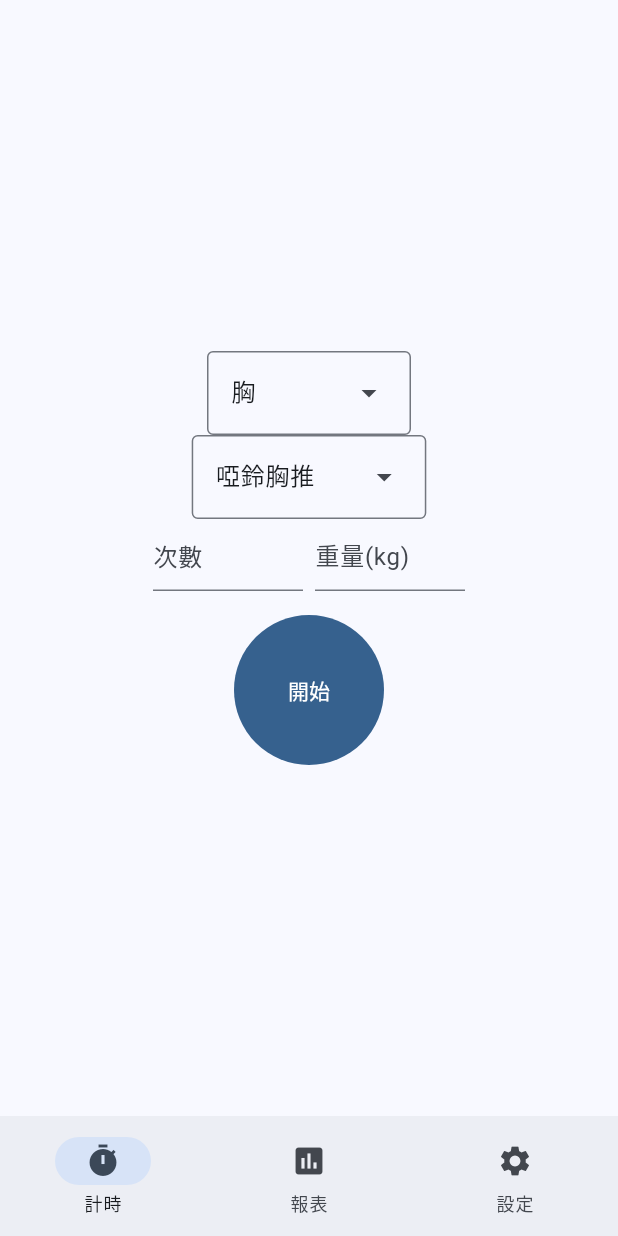
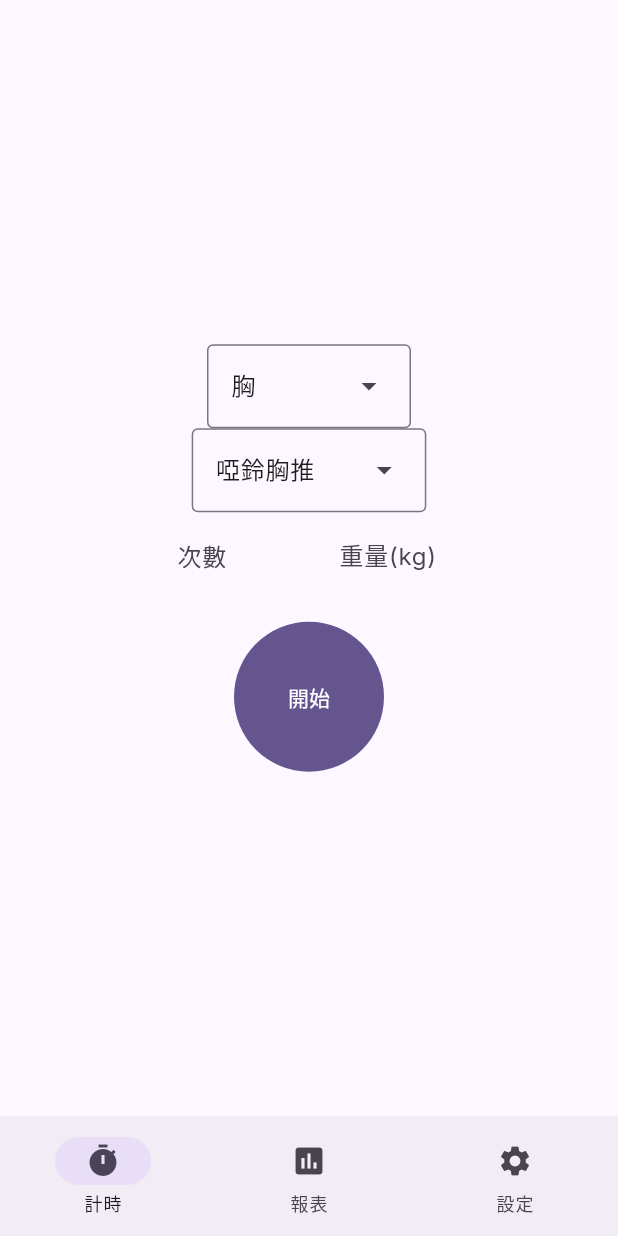
Before and after one commit to jia741/IronDiary, a Flutter app: the screen it shows after launch, on a phone screen of 412 x 824 dp. Run offline on Flutter 3.47's test engine with Material 3 defaults, Android fonts, the phone set to English and light mode, and no system bars; our stand-ins replace google_fonts, sqflite; accounts and stored records are empty.

Commit message:
fix: correct theme configuration for material 3

```diff
--- a/lib/main.dart
+++ b/lib/main.dart
@@ -1,4 +1,5 @@
 import 'package:flutter/material.dart';
+import 'package:google_fonts/google_fonts.dart';
 import 'home_page.dart';
 
 void main() {
@@ -10,14 +11,56 @@ class MyApp extends StatelessWidget {
 
   @override
   Widget build(BuildContext context) {
-    const seedColor = Colors.blue;
-    final lightScheme =
-        ColorScheme.fromSeed(seedColor: seedColor, brightness: Brightness.light);
-    final darkScheme =
-        ColorScheme.fromSeed(seedColor: seedColor, brightness: Brightness.dark);
+    const seedColor = Color(0xFF6750A4);
+    const secondaryColor = Color(0xFF00BFA6);
+
+    ThemeData buildTheme(Brightness brightness) {
+      final base = ThemeData(
+        useMaterial3: true,
+        colorScheme: ColorScheme.fromSeed(
+          seedColor: seedColor,
+          secondary: secondaryColor,
+          brightness: brightness,
+        ),
+        fontFamily: 'Inter',
+        fontFamilyFallback: const ['Noto Sans TC'],
+      );
+      return base.copyWith(
+        textTheme: GoogleFonts.interTextTheme(base.textTheme)
+            .apply(fontFamilyFallback: const ['Noto Sans TC']),
+        cardTheme: const CardTheme(
+          margin: EdgeInsets.all(16),
+          shape: RoundedRectangleBorder(
+            borderRadius: BorderRadius.all(Radius.circular(16)),
+          ),
+          elevation: 1,
+        ),
+        elevatedButtonTheme: ElevatedButtonThemeData(
+          style: ButtonStyle(
+            shape: const WidgetStatePropertyAll(
+              RoundedRectangleBorder(
+                borderRadius: BorderRadius.all(Radius.circular(12)),
+              ),
+            ),
+            elevation: const WidgetStatePropertyAll(1),
+          ),
+        ),
+        inputDecorationTheme: InputDecorationTheme(
+          border: OutlineInputBorder(
+            borderRadius: BorderRadius.circular(16),
+            borderSide: BorderSide.none,
+          ),
+          focusedBorder: OutlineInputBorder(
+            borderRadius: BorderRadius.circular(16),
+            borderSide: const BorderSide(width: 2),
+          ),
+        ),
+      );
+    }
+
     return MaterialApp(
-      theme: ThemeData(colorScheme: lightScheme, useMaterial3: true),
-      darkTheme: ThemeData(colorScheme: darkScheme, useMaterial3: true),
+      theme: buildTheme(Brightness.light),
+      darkTheme: buildTheme(Brightness.dark),
       themeMode: ThemeMode.system,
       home: const HomePage(),
     );
--- a/pubspec.yaml
+++ b/pubspec.yaml
@@ -36,6 +36,7 @@ dependencies:
   cupertino_icons: ^1.0.8
   sqflite: ^2.3.3
   path: ^1.9.0
+  google_fonts: ^6.1.0
 
 dev_dependencies:
   flutter_test:
```
